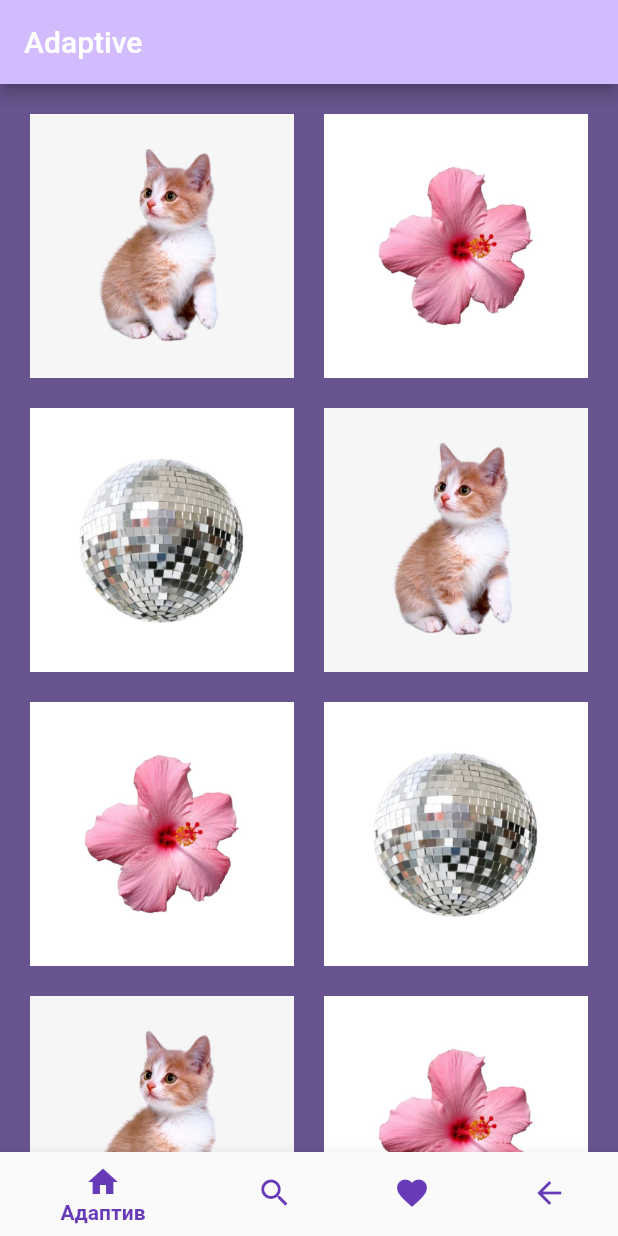
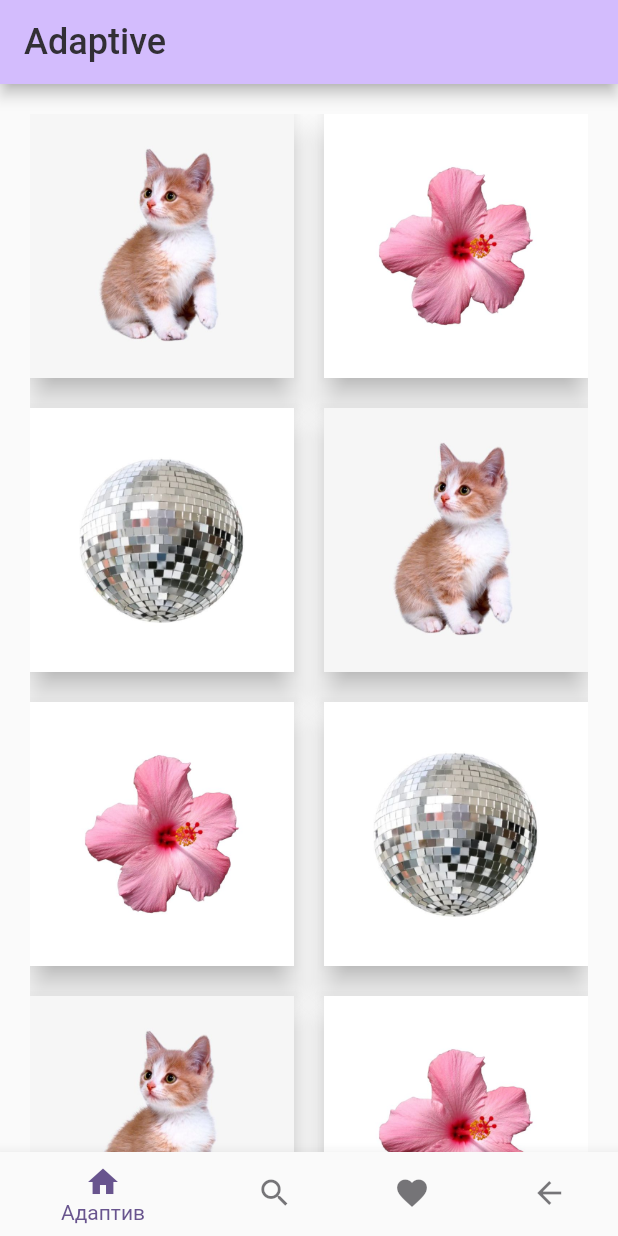
Before and after one commit to warja256/learning_flutter, a Flutter app: the screen it shows after launch, on a phone screen of 412 x 824 dp. Run offline on Flutter 3.47's test engine with Material 3 defaults, Android fonts, the light colour scheme and no system bars; our stand-ins replace flutter_svg.

Commit message:
Использованы цвета из Theme

```diff
--- a/lib/adaptive.dart
+++ b/lib/adaptive.dart
@@ -17,8 +17,12 @@ class _AdaptiveState extends State<Adaptive> {
       appBar: AppBar(
         backgroundColor: Theme.of(context).colorScheme.inversePrimary,
         title: Text(widget.title),
+        titleTextStyle: TextStyle(
+            color: Theme.of(context).colorScheme.inverseSurface,
+            fontSize: 24,
+            fontWeight: FontWeight.w500),
       ),
-      backgroundColor: Theme.of(context).colorScheme.primary,
+      backgroundColor: Theme.of(context).scaffoldBackgroundColor,
       body: SafeArea(child: LayoutBuilder(builder: (context, constraits) {
         final flag = constraits.maxHeight > constraits.maxWidth;
         if (flag) {
@@ -57,7 +61,7 @@ class _AdaptiveState extends State<Adaptive> {
                               context: context,
                               builder: (context) {
                                 return Dialog(
-                                    child: Container(
+                                    child: SizedBox(
                                   width: 200,
                                   height: 150,
                                   child: Column(
@@ -100,9 +104,12 @@ class _AdaptiveState extends State<Adaptive> {
                               },
                             );
                           },
-                          child: Image.asset(
-                            images[index],
-                            fit: BoxFit.cover,
+                          child: Material(
+                            elevation: 8,
+                            child: Image.asset(
+                              images[index],
+                              fit: BoxFit.cover,
+                            ),
                           ),
                         );
                       },
@@ -146,7 +153,7 @@ class _AdaptiveState extends State<Adaptive> {
                               context: context,
                               builder: (context) {
                                 return Dialog(
-                                    child: Container(
+                                    child: SizedBox(
                                   width: 200,
                                   height: 150,
                                   child: Column(
--- a/lib/favourite.dart
+++ b/lib/favourite.dart
@@ -11,7 +11,12 @@ class FavouritePets extends StatelessWidget {
       appBar: AppBar(
         backgroundColor: Theme.of(context).colorScheme.inversePrimary,
         title: Text(title),
+        titleTextStyle: TextStyle(
+            color: Theme.of(context).colorScheme.inverseSurface,
+            fontSize: 24,
+            fontWeight: FontWeight.w500),
       ),
+      backgroundColor: Theme.of(context).scaffoldBackgroundColor,
       body: SafeArea(
         child: LayoutBuilder(
           builder: (context, constraints) {
--- a/lib/main.dart
+++ b/lib/main.dart
@@ -52,49 +52,34 @@ class _MyHomePageState extends State<MyHomePage> {
     return Scaffold(
         body: _screens[_currentIndex], // Отображаем текущий экран
         bottomNavigationBar: BottomNavigationBar(
-        currentIndex: _currentIndex, // Устанавливаем текущий индекс вкладки
+          currentIndex: _currentIndex, // Текущий индекс вкладки
           onTap: _onItemTapped, // Обработчик нажатия на вкладку
+          backgroundColor:
+              Theme.of(context).scaffoldBackgroundColor, // Фон навигации
           selectedItemColor:
-            Colors.deepPurple, // Цвет выбранного элемента (текст и иконки)
-        unselectedItemColor: Colors.deepPurple, // Цвет невыбранного элемента
-        selectedLabelStyle: TextStyle(
-          fontWeight: FontWeight.bold, // Жирный текст для выбранного
-          color: Colors.deepPurple, // Цвет текста для выбранной вкладки
-        ),
-        unselectedLabelStyle: TextStyle(
-          color: Colors.deepPurple, // Цвет текста для невыбранной вкладки
-        ),
-        items: <BottomNavigationBarItem>[
+              Theme.of(context).colorScheme.primary, // Цвет для активной иконки
+          unselectedItemColor: Theme.of(context)
+              .colorScheme
+              .onSurface
+              .withOpacity(0.6), // Цвет для неактивных иконок
+          items: const <BottomNavigationBarItem>[
             BottomNavigationBarItem(
-            icon: Icon(
-              Icons.home,
-              color: Colors.deepPurple, // Иконка белая
-            ),
+              icon: Icon(Icons.home),
               label: 'Адаптив',
             ),
             BottomNavigationBarItem(
-            icon: Icon(
-              Icons.search,
-              color: Colors.deepPurple, // Иконка белая
-            ),
+              icon: Icon(Icons.search),
               label: 'Выбор',
             ),
             BottomNavigationBarItem(
-            icon: Icon(
-              Icons.favorite,
-              color: Colors.deepPurple, // Иконка белая
-            ),
+              icon: Icon(Icons.favorite),
               label: 'Избранное',
             ),
             BottomNavigationBarItem(
-            icon: Icon(
-              Icons.arrow_back,
-              color: Colors.deepPurple, // Иконка белая
-            ),
+              icon: Icon(Icons.arrow_back),
               label: 'Погладить',
             ),
           ],
-      ),
-    );
+        ));
   }
 }
--- a/lib/pat.dart
+++ b/lib/pat.dart
@@ -32,6 +32,10 @@ class _PatState extends State<Pat> {
       appBar: AppBar(
         backgroundColor: Theme.of(context).colorScheme.inversePrimary,
         title: Text(widget.title),
+        titleTextStyle: TextStyle(
+            color: Theme.of(context).colorScheme.inverseSurface,
+            fontSize: 24,
+            fontWeight: FontWeight.w500),
       ),
       backgroundColor: Theme.of(context).scaffoldBackgroundColor,
       body: SafeArea(
```
Also changed, not shown: lib/chooseImg.dart (+10 -3 lines). Lines whose indentation alone changed are shown as unchanged.
